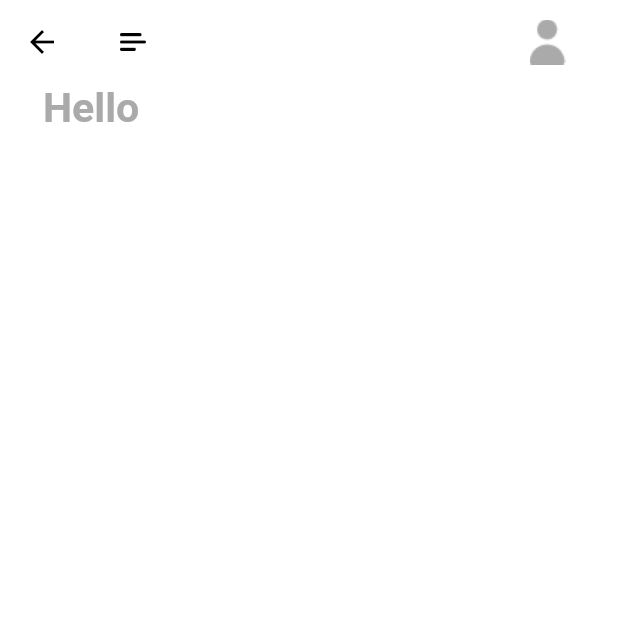
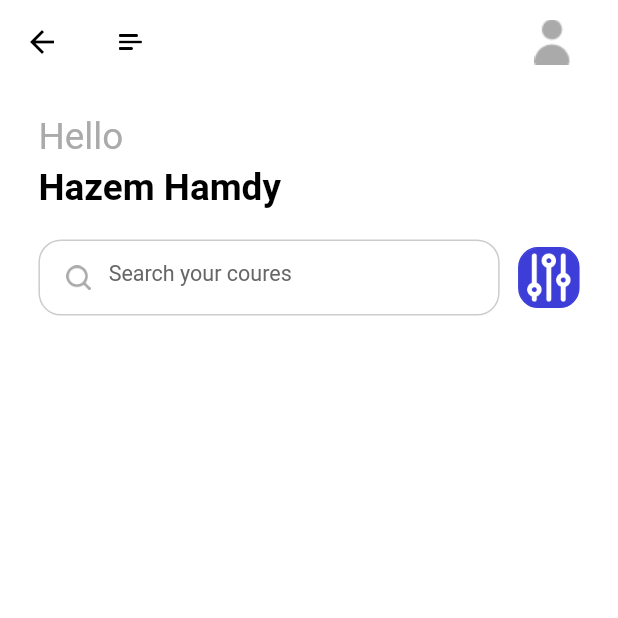
Before and after one commit to HazemHamdy7/learning_app, a Flutter app: the HomePage screen opened directly, on a phone screen of 412 x 824 dp, the top half of it. Run offline on Flutter 3.47's test engine with Material 2 defaults, Android fonts, the phone set to English and light mode, and no system bars; our stand-ins replace bloc, cloud_firestore, dots_indicator, firebase_auth, firebase_core, flutter_bloc and 3 more; accounts and stored records are empty; Roboto replaces fonts that are missing (Avenir).

Commit message:
refactor size in app

```diff
--- a/lib/constant/utils/assets.dart
+++ b/lib/constant/utils/assets.dart
@@ -15,7 +15,7 @@ class AssetsData {
   //? Home page
   static const menu = 'assets/icons/menu.png';
   static const person = 'assets/icons/person.png';
-  // static const search = 'assets/icons/search2.png';
+  static const options = 'assets/icons/options.png';
   // static const search = 'assets/icons/search2.png';
   // static const search = 'assets/icons/search2.png';
 }
--- a/lib/main.dart
+++ b/lib/main.dart
@@ -1,3 +1,5 @@
+import 'dart:math';
+
 import 'package:firebase_core/firebase_core.dart';
 import 'package:flutter/material.dart';
 import 'package:flutter_bloc/flutter_bloc.dart';
@@ -29,6 +31,7 @@ class MyApp extends StatelessWidget {
           // ],
           AppBlocProviders.allBlocProviders,
       child: ScreenUtilInit(
+          designSize: const Size(402, 812),
           builder: (context, child) => MaterialApp(
                 debugShowCheckedModeBanner: false,
                 theme: ThemeData(
@@ -37,7 +40,7 @@ class MyApp extends StatelessWidget {
                         iconTheme: IconThemeData(color: AppColors.primaryText),
                         elevation: 0,
                         backgroundColor: Colors.white)),
-                home: const ApplicationBody(),
+                home: const WelcomeScreen(),
                 //onGenerateRoute: AppPages.generateRouteSetting,
                 routes: {
                   "signIn": (context) => const SignInScreen(),
--- a/lib/view/screens/home/home_page.dart
+++ b/lib/view/screens/home/home_page.dart
@@ -1,7 +1,11 @@
 import 'package:flutter/material.dart';
 import 'package:flutter_screenutil/flutter_screenutil.dart';
 import 'package:udemy/common/values/colors.dart';
+import 'package:udemy/constant/utils/assets.dart';
+import 'package:udemy/view/screens/home/widget/custom_search%20.dart';
 import 'package:udemy/view/screens/home/widget/home_page_widgets.dart';
+
+import '../sign_in_screen/widget/custom_text_feild.dart';
 
 class HomePage extends StatefulWidget {
   const HomePage({super.key});
@@ -19,17 +23,12 @@ class _HomePageState extends State<HomePage> {
       body: Container(
         margin: EdgeInsets.symmetric(vertical: 0, horizontal: 25.w),
         child: Column(
+          crossAxisAlignment: CrossAxisAlignment.start,
           children: [
-            Container(
-              child: Text(
-                "Hello",
-                style: TextStyle(
-                  color: AppColors.primaryThreeElementText,
-                  fontSize: 24.sp,
-                  fontWeight: FontWeight.bold,
-                ),
-              ),
-            )
+            homePageText("Hello", color: AppColors.primaryThreeElementText),
+            homePageText("Hazem Hamdy", fontWeight: FontWeight.bold, top: 5),
+            SizedBox(height: 20.h),
+            buildTextFieldSearch(),
           ],
         ),
       ),
--- /dev/null
+++ b/lib/view/screens/home/widget/custom_search .dart
@@ -0,0 +1,6 @@
+import 'package:flutter/material.dart';
+import 'package:flutter_screenutil/flutter_screenutil.dart';
+import 'package:udemy/constant/utils/assets.dart';
+
+import '../../../../common/values/colors.dart';
+import '../../sign_in_screen/widget/custom_text.dart';
--- a/lib/view/screens/home/widget/home_page_widgets.dart
+++ b/lib/view/screens/home/widget/home_page_widgets.dart
@@ -1,6 +1,8 @@
 import 'package:flutter/material.dart';
 import 'package:flutter_screenutil/flutter_screenutil.dart';
 import 'package:udemy/constant/utils/assets.dart';
+
+import '../../../../common/values/colors.dart';
 
 AppBar buildAppBarInHomePage() {
   return AppBar(
@@ -31,3 +33,86 @@ AppBar buildAppBarInHomePage() {
         ]),
   ));
 }
+
+Widget homePageText(String text,
+    {Color color = AppColors.primaryText,
+    int top = 20,
+    FontWeight? fontWeight}) {
+  return Container(
+    margin: EdgeInsets.only(top: top.h),
+    child: Text(
+      text,
+      style: TextStyle(
+        color: color,
+        fontSize: 24.sp,
+        fontWeight: fontWeight,
+      ),
+    ),
+  );
+}
+
+Widget buildTextFieldSearch() {
+  return Row(
+    children: [
+      Container(
+          width: 300.w,
+          height: 50.h,
+          decoration: BoxDecoration(
+              color: Colors.white,
+              borderRadius: const BorderRadius.all(Radius.circular(15)),
+              border: Border.all(color: AppColors.primaryFourElementText)),
+          child: Row(
+            children: [
+              Container(
+                margin: EdgeInsets.only(left: 17.w),
+                width: 16.w,
+                height: 16.h,
+                child: Image.asset(AssetsData.search),
+              ),
+              SizedBox(
+                width: 260.w,
+                height: 50.h,
+                child: TextField(
+                  keyboardType: TextInputType.multiline,
+                  decoration: InputDecoration(
+                      hintText: "Search your coures",
+                      border: outLineInputBorder(),
+                      enabledBorder: outLineInputBorder(),
+                      disabledBorder: outLineInputBorder(),
+                      focusedBorder: outLineInputBorder(),
+                      hintStyle: const TextStyle(
+                          color: AppColors.primarySecondaryElementText)),
+                  style: TextStyle(
+                    color: AppColors.primaryText,
+                    fontFamily: "Avenir",
+                    fontWeight: FontWeight.normal,
+                    fontSize: 14.sp,
+                  ),
+                  autocorrect: false,
+                  obscureText: false,
+                ),
+              )
+            ],
+          )),
+      SizedBox(width: 12.w),
+      GestureDetector(
+        child: Container(
+          width: 40.w,
+          height: 40.h,
+          decoration: BoxDecoration(
+              color: AppColors.primaryElement,
+              borderRadius: BorderRadius.all(
+                Radius.circular(13.w),
+              ),
+              border: Border.all(color: AppColors.primaryElement)),
+          child: Image.asset(AssetsData.options),
+        ),
+      )
+    ],
+  );
+}
+
+OutlineInputBorder outLineInputBorder() {
+  return const OutlineInputBorder(
+      borderSide: BorderSide(color: Colors.transparent));
+}
--- a/lib/view/screens/register_screen/screens/register_screen_body.dart
+++ b/lib/view/screens/register_screen/screens/register_screen_body.dart
@@ -42,8 +42,8 @@ class _RegisterScreenBodyState extends State<RegisterScreenBody> {
                         text: 'Enter your details blow & free sign up'),
                   ),
                   Container(
-                    // margin: EdgeInsets.only(top: 10.h),
-                    padding: EdgeInsets.symmetric(horizontal: 25.w),
+                    margin: EdgeInsets.only(top: 60.h),
+                    padding: EdgeInsets.symmetric(horizontal: 30.w),
                     child: Column(
                       crossAxisAlignment: CrossAxisAlignment.start,
                       children: [
--- a/lib/view/screens/sign_in_screen/screen/sign_in.dart
+++ b/lib/view/screens/sign_in_screen/screen/sign_in.dart
@@ -39,8 +39,8 @@ class _SignInScreenState extends State<SignInScreen> {
                     crossAxisAlignment: CrossAxisAlignment.start,
                     children: [
                       Container(
-                        margin: EdgeInsets.only(top: 15.h, bottom: 15.h),
-                        padding: EdgeInsets.only(left: 25.h, right: 25.h),
+                        margin: EdgeInsets.only(top: 40.h, bottom: 20.h),
+                        padding: EdgeInsets.only(left: 50.h, right: 50.h),
                         child: Row(
                           mainAxisAlignment: MainAxisAlignment.spaceEvenly,
                           children: [
@@ -93,7 +93,7 @@ class _SignInScreenState extends State<SignInScreen> {
                                 decorationColor: AppColors.primaryText,
                               ),
                             ),
-                            SizedBox(height: 15.h),
+                            SizedBox(height: 70.h),
                             CustomButtonLogin(
                               func: () {
                                 SignInController(context: context)
--- a/lib/view/screens/welcome_screen/screen/welcome_page.dart
+++ b/lib/view/screens/welcome_screen/screen/welcome_page.dart
@@ -25,7 +25,7 @@ class _WelcomeScreenState extends State<WelcomeScreen> {
       body: BlocBuilder<WelcomeBloc, WelcomeState>(
         builder: (context, state) {
           return Container(
-            padding: const EdgeInsets.all(20),
+            padding: const EdgeInsets.all(10),
             width: 375.w,
             child: Stack(
               alignment: Alignment.bottomCenter,
--- a/lib/view/screens/welcome_screen/widget/custom_bottom_InBoroding.dart
+++ b/lib/view/screens/welcome_screen/widget/custom_bottom_InBoroding.dart
@@ -18,7 +18,7 @@ class CustomBottomInBording extends StatelessWidget {
     return GestureDetector(
       onTap: onTap,
       child: Container(
-        margin: EdgeInsets.only(top: 100.h, left: 25.w, right: 25.w),
+        margin: EdgeInsets.only(top: 200.h, left: 25.w, right: 10.w),
         width: 325.w,
         height: 50.h,
         decoration: BoxDecoration(
--- a/pubspec.yaml
+++ b/pubspec.yaml
@@ -38,6 +38,7 @@ dependencies:
   flutter_bloc: ^8.1.2
   flutter_screenutil: ^5.7.0
   fluttertoast: ^8.2.1
+  google_sign_in: ^6.1.0
   intl: ^0.18.1
   shared_preferences: ^2.1.1
 
```
Also changed, not shown: lib/view/screens/sign_in_screen/widget/custom_text_feild.dart (+5 -8 lines), lib/view/screens/sign_in_screen/widget/fanctions.dart (added, +58 -0 lines), lib/view/screens/welcome_screen/widget/custom_text_in_bording.dart (+7 -4 lines), pubspec.lock.
